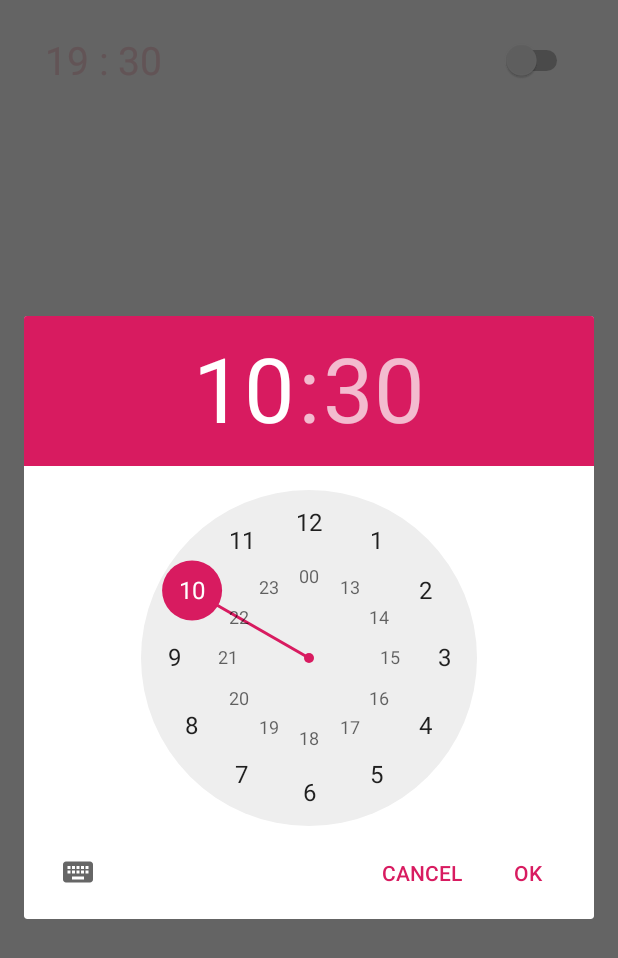
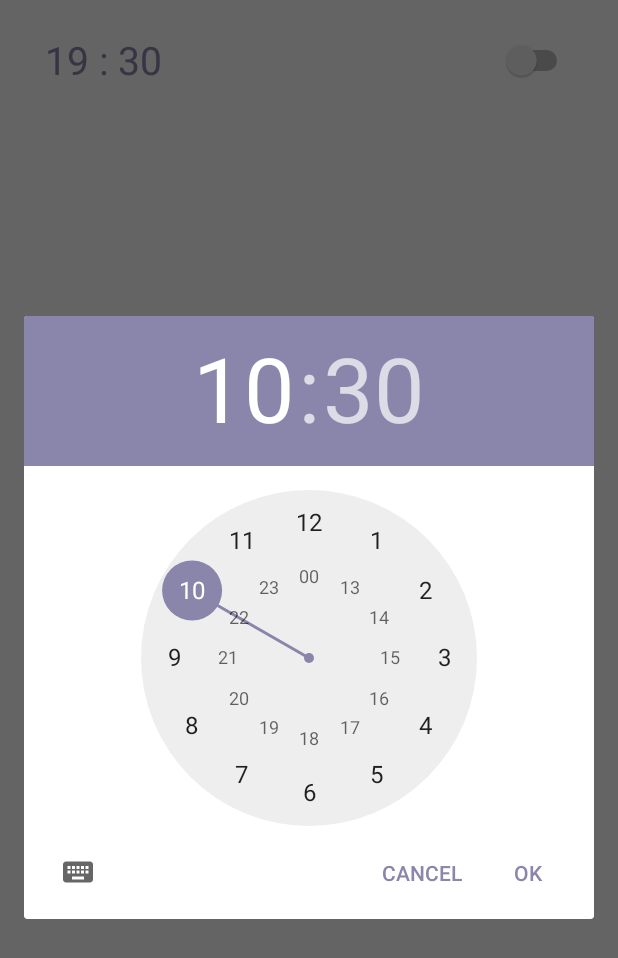
Before and after one commit to rangkim/DiaryApp, an Android app: the SettingActivity screen opened directly, with no data from a screen before it, after a tap on an icon or button, on a phone screen of 412 x 824 dp. Shown: the top 958 px of the screen. Run offline under Robolectric (Android 15) with nearby library versions, the phone set to English and light mode, and no system bars.

Commit message:
theme변경

```diff
--- a/app/src/main/res/layout/activity_setting.xml
+++ b/app/src/main/res/layout/activity_setting.xml
@@ -19,7 +19,7 @@
             android:layout_width="wrap_content"
             android:layout_height="wrap_content"
             android:textSize="26dp"
-            android:textColor="#F7D2D8"
+            android:textColor="#8A85AB"
             android:layout_gravity="center_vertical|start"
             android:layout_marginStart="30dp"
             />
--- a/app/src/main/res/values/strings.xml
+++ b/app/src/main/res/values/strings.xml
@@ -1,3 +1,3 @@
 <resources>
-    <string name="app_name">DiaryApp</string>
+    <string name="app_name">QnA Diary</string>
 </resources>
--- a/app/src/main/res/values/styles.xml
+++ b/app/src/main/res/values/styles.xml
@@ -4,9 +4,10 @@
     <style name="AppTheme" parent="Theme.AppCompat.Light.DarkActionBar">
         <!-- Customize your theme here. -->
         <item name="colorPrimary">@color/colorPrimary</item>
-        <item name="colorPrimaryDark">@color/colorPrimaryDark</item>
-        <item name="colorAccent">@color/colorAccent</item>
+        <item name="colorPrimaryDark">#D2BBD5</item>
+        <item name="colorAccent">#8A85AB</item>
     </style>
+
 
     <style name="SplashTheme" parent="@android:style/Theme.Light.NoTitleBar">
         <item name="android:windowBackground">@drawable/splash</item>
```
